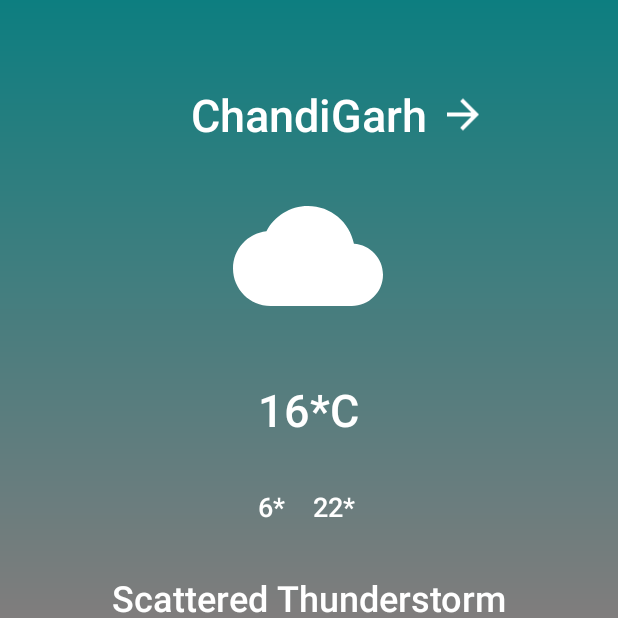
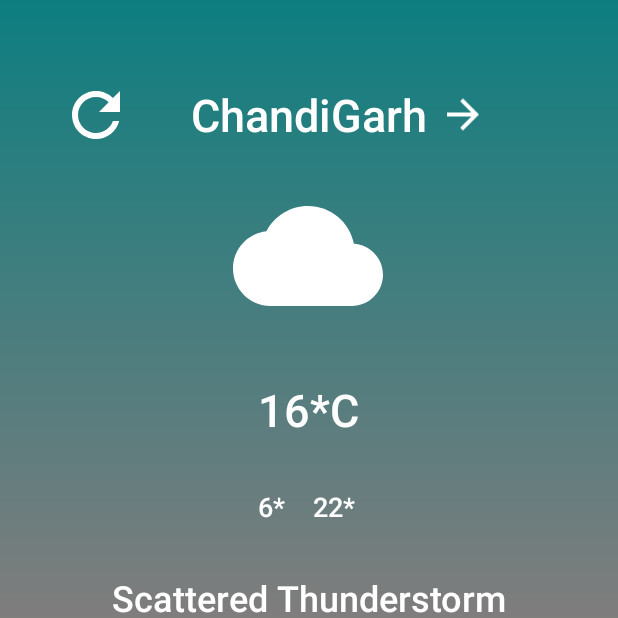
Before and after one commit to Krishnasony/WhetherData, an Android app: the fragment WeatherDataFragment placed in its activity, on a phone screen of 412 x 824 dp, the top half of it. Run offline under Robolectric (Android 15) with nearby library versions, the phone set to English and light mode, and no system bars; our stand-ins replace Picasso, data binding; network calls fail; pictures from the network do not load.

Commit message:
refresh addded

```diff
--- /dev/null
+++ b/app/src/main/res/drawable/ic_refresh_black_24dp.xml
@@ -0,0 +1,5 @@
+<vector android:height="48dp" android:tint="#FFFFFF"
+    android:viewportHeight="24.0" android:viewportWidth="24.0"
+    android:width="48dp" xmlns:android="http://schemas.android.com/apk/res/android">
+    <path android:fillColor="#FF000000" android:pathData="M17.65,6.35C16.2,4.9 14.21,4 12,4c-4.42,0 -7.99,3.58 -7.99,8s3.57,8 7.99,8c3.73,0 6.84,-2.55 7.73,-6h-2.08c-0.82,2.33 -3.04,4 -5.65,4 -3.31,0 -6,-2.69 -6,-6s2.69,-6 6,-6c1.66,0 3.14,0.69 4.22,1.78L13,11h7V4l-2.35,2.35z"/>
+</vector>
--- a/app/src/main/res/layout/fragment_weather_data.xml
+++ b/app/src/main/res/layout/fragment_weather_data.xml
@@ -11,8 +11,14 @@
             android:layout_height="match_parent"
             android:background="@drawable/weather_bg"
             tools:context=".ui.WeatherDataFragment">
-
-
+        <android.support.constraint.ConstraintLayout
+                android:id="@+id/container"
+                android:layout_width="match_parent"
+                android:layout_height="match_parent"
+                app:layout_constraintStart_toStartOf="parent"
+                app:layout_constraintEnd_toEndOf="parent"
+                app:layout_constraintTop_toTopOf="parent"
+                app:layout_constraintBottom_toBottomOf="parent">
             <TextView
                     android:layout_width="wrap_content"
                     android:layout_height="wrap_content"
@@ -246,5 +252,29 @@
                     android:id="@+id/tv_fri" app:layout_constraintStart_toStartOf="@+id/iv_fri"
                     app:layout_constraintEnd_toEndOf="@+id/iv_fri" android:layout_marginTop="16dp"
                     app:layout_constraintTop_toBottomOf="@+id/iv_fri"/>
+            <ImageView
+                    android:layout_width="wrap_content"
+                    android:layout_height="wrap_content" app:srcCompat="@drawable/ic_refresh_black_24dp"
+                    android:id="@+id/id_refresh"
+                    app:layout_constraintTop_toTopOf="@+id/tv_city_name"
+                    app:layout_constraintBottom_toBottomOf="@+id/tv_city_name"
+                    app:layout_constraintEnd_toStartOf="@+id/tv_city_name" android:layout_marginEnd="8dp"
+                    android:layout_marginRight="8dp" app:layout_constraintStart_toStartOf="parent"
+                    android:layout_marginLeft="8dp" android:layout_marginStart="8dp"/>
+
         </android.support.constraint.ConstraintLayout>
+
+
+
+        <ProgressBar
+                android:id="@+id/progressBar"
+                android:layout_width="wrap_content"
+                android:layout_height="wrap_content"
+                android:visibility="gone"
+                app:layout_constraintStart_toStartOf="parent"
+                app:layout_constraintEnd_toEndOf="parent"
+                app:layout_constraintTop_toTopOf="parent"
+                app:layout_constraintBottom_toBottomOf="parent"/>
+    </android.support.constraint.ConstraintLayout>
+
 </layout>
```
Also changed, not shown: app/src/main/java/i/krishnasony/whetherproject/ui/WeatherDataFragment.kt (+23 -0 lines). Lines whose indentation alone changed are shown as unchanged.
